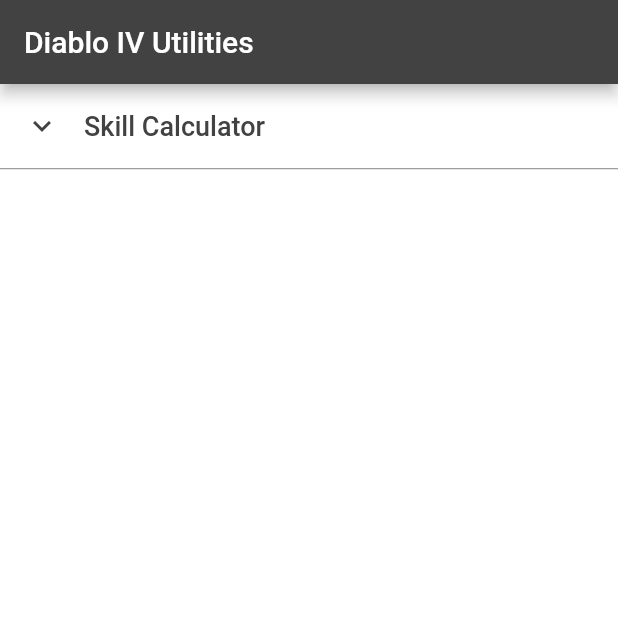
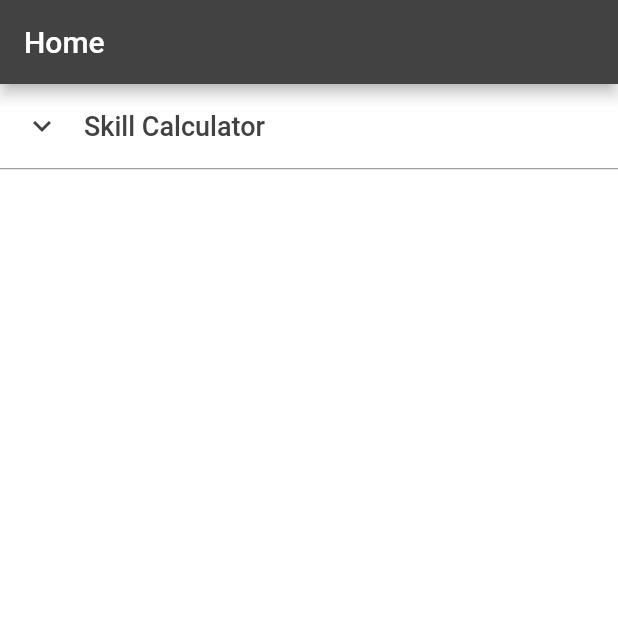
Before and after one commit to victorwallsten/d4_utils, a Flutter app: the screen it shows after launch, on a phone screen of 412 x 824 dp, the top half of it. Run offline on Flutter 3.47's test engine with Material 2 defaults, Android fonts, the phone set to English and light mode, and no system bars.

Commit message:
Change home page title

```diff
--- a/lib/src/pages/home_page.dart
+++ b/lib/src/pages/home_page.dart
@@ -8,7 +8,7 @@
 class HomePage extends StatefulWidget {
   const HomePage({super.key});
 
-  static const String title = 'Diablo IV Utilities';
+  static const String title = 'Home';
   static const String route = '/';
 
   @override
```
